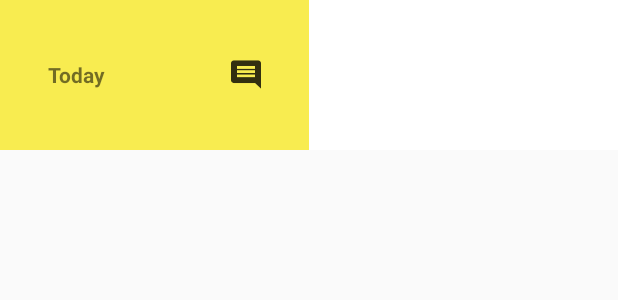
After one commit to mutwakilmo/MoodTracker, an Android app: the layout item_mood.xml on its own in the app's theme, with its tools: preview values and no code run, on a phone screen of 412 x 824 dp. The commit adds this screen. Shown: the top 300 px of the screen. Run offline under Robolectric (Android 15) with nearby library versions, the phone set to English and light mode, and no system bars.

Commit message:
App architecture patterns

```diff
--- a/app/src/main/AndroidManifest.xml
+++ b/app/src/main/AndroidManifest.xml
@@ -9,9 +9,8 @@
         android:roundIcon="@mipmap/ic_launcher_round"
         android:supportsRtl="true"
         android:theme="@style/AppTheme">
-        <activity android:name=".MainActivity">
-
-        </activity>
+        <activity android:name=".ui.MoodHistoryActivity"></activity>
+        <activity android:name=".ui.MainActivity"></activity>
         <activity android:name=".IntroActivity">
             <intent-filter>
                 <action android:name="android.intent.action.MAIN" />
--- a/app/src/main/java/com/mutwakilmo/android/moodtracker/IntroActivity.java
+++ b/app/src/main/java/com/mutwakilmo/android/moodtracker/IntroActivity.java
@@ -14,6 +14,8 @@ import android.view.animation.Animation;
 import android.view.animation.AnimationUtils;
 import android.widget.Button;
 import android.widget.TextView;
+
+import com.mutwakilmo.android.moodtracker.ui.MainActivity;
 
 import java.util.ArrayList;
 import java.util.List;
@@ -45,7 +47,7 @@ public class IntroActivity extends AppCompatActivity {
 
         if (restorePrefData()) {
 
-            Intent mainActivity = new Intent(getApplicationContext(),MainActivity.class );
+            Intent mainActivity = new Intent(getApplicationContext(), MainActivity.class );
             startActivity(mainActivity);
             finish();
 
--- a/app/src/main/java/com/mutwakilmo/android/moodtracker/MainActivity.java
+++ b/app/src/main/java/com/mutwakilmo/android/moodtracker/ui/MainActivity.java
@@ -1,4 +1,4 @@
-package com.mutwakilmo.android.moodtracker;
+package com.mutwakilmo.android.moodtracker.ui;
 
 import android.content.SharedPreferences;
 import android.media.MediaPlayer;
@@ -10,6 +10,9 @@ import android.view.MotionEvent;
 import android.widget.ImageButton;
 import android.widget.ImageView;
 import android.widget.RelativeLayout;
+
+import com.mutwakilmo.android.moodtracker.util.Constants;
+import com.mutwakilmo.android.moodtracker.R;
 
 public class MainActivity extends AppCompatActivity implements GestureDetector.OnGestureListener {
 
--- a/app/src/main/java/com/mutwakilmo/android/moodtracker/Constants.java
+++ b/app/src/main/java/com/mutwakilmo/android/moodtracker/util/Constants.java
@@ -1,4 +1,6 @@
-package com.mutwakilmo.android.moodtracker;
+package com.mutwakilmo.android.moodtracker.util;
+
+import com.mutwakilmo.android.moodtracker.R;
 
 /**
  * Created by Mutwakil Mo on ${Date}
--- a/app/src/main/res/layout/activity_main.xml
+++ b/app/src/main/res/layout/activity_main.xml
@@ -4,7 +4,7 @@
     xmlns:tools="http://schemas.android.com/tools"
     android:layout_width="match_parent"
     android:layout_height="match_parent"
-    tools:context=".MainActivity"
+    tools:context=".ui.MainActivity"
     android:id="@+id/parent_relative_layout"
     android:background="@color/colorHappy">
 
--- /dev/null
+++ b/app/src/main/res/layout/item_mood.xml
@@ -0,0 +1,42 @@
+<?xml version="1.0" encoding="utf-8"?>
+
+<LinearLayout xmlns:android="http://schemas.android.com/apk/res/android"
+    xmlns:tools="http://schemas.android.com/tools"
+    android:layout_width="match_parent"
+    android:layout_height="100dp"
+    android:orientation="horizontal">
+
+    <FrameLayout
+        android:id="@+id/left_frame_layout"
+        android:layout_width="0dp"
+        android:layout_height="match_parent"
+        android:layout_weight="20"
+        android:orientation="horizontal"
+        android:padding="32dp"
+        tools:background="@color/colorSuperHappy">
+
+        <TextView
+            android:id="@+id/tv_days"
+            android:layout_gravity="start|center_vertical"
+            android:layout_width="wrap_content"
+            android:layout_height="wrap_content"
+            tools:text="Today"
+            android:textStyle="bold"/>
+
+        <ImageButton
+            android:id="@+id/btn_show_comment"
+            android:layout_width="wrap_content"
+            android:layout_height="wrap_content"
+            android:layout_gravity="end|center_vertical"
+            android:background="@null"
+            android:contentDescription="@string/show_comment_button"
+            android:src="@drawable/ic_comment_black_48px" />
+    </FrameLayout>
+
+    <FrameLayout
+        android:id="@+id/right_frame_layout"
+        android:layout_width="0dp"
+        android:layout_height="match_parent"
+        android:layout_weight="20"
+        android:background="#FFFFFF" />
+</LinearLayout>
```
Also changed, not shown: app/src/main/java/com/mutwakilmo/android/moodtracker/adapter/MoodsAdapter.java (added, +7 -0 lines), app/src/main/java/com/mutwakilmo/android/moodtracker/data/SharedPreferencesHelper.java (added, +7 -0 lines), app/src/main/java/com/mutwakilmo/android/moodtracker/receiver/UpdateDayReceiver.java (added, +7 -0 lines), app/src/main/java/com/mutwakilmo/android/moodtracker/ui/MoodHistoryActivity.java (added, +15 -0 lines), app/src/main/res/layout/activity_mood_history.xml (added, +13 -0 lines).
